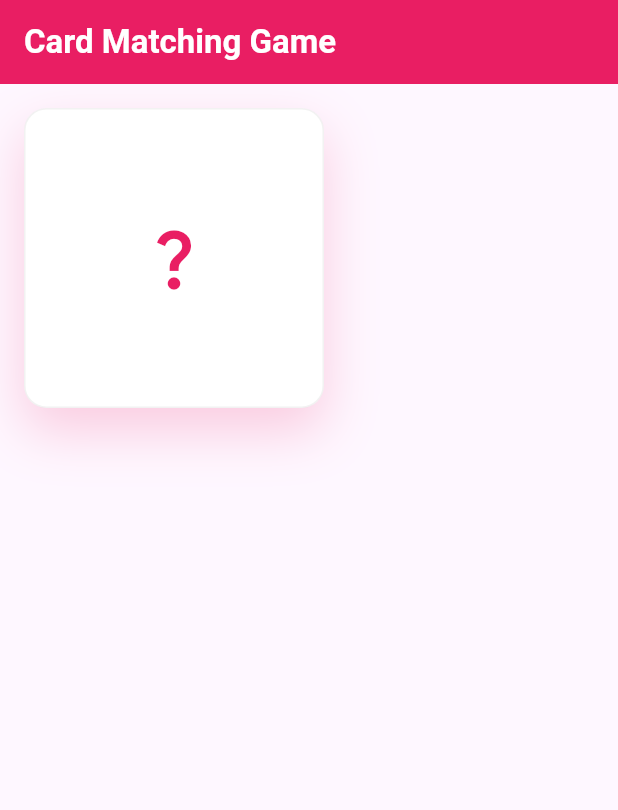
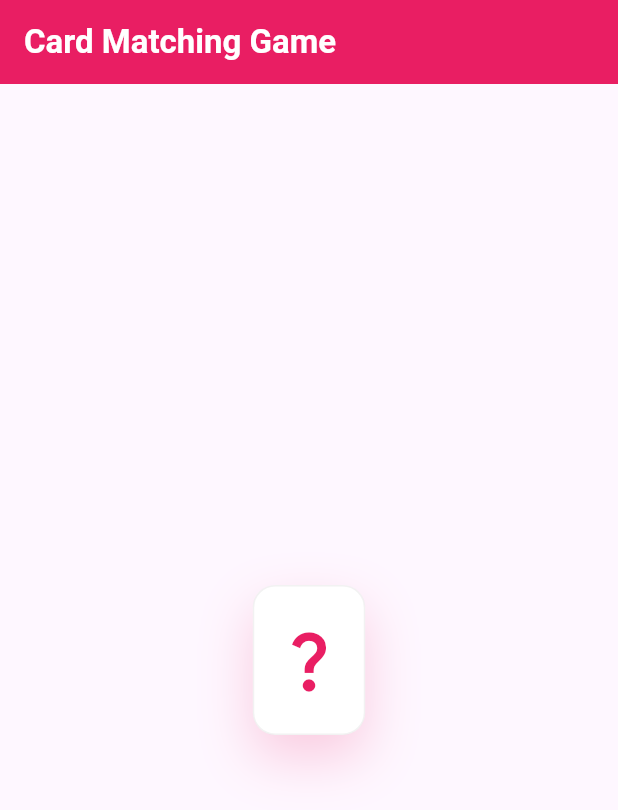
Before and after one commit to bpham30/CardMatch, a Flutter app: the screen it shows after launch, on a phone screen of 412 x 824 dp. Shown: the top 810 px of the screen. Run offline on Flutter 3.47's test engine with Material 3 defaults, Android fonts, the phone set to English and light mode, and no system bars.

Commit message:
added card flip animation w animatinbuilder

```diff
--- a/card_matching/lib/main.dart
+++ b/card_matching/lib/main.dart
@@ -1,3 +1,5 @@
+import 'dart:math';
+
 import 'package:flutter/material.dart';
 
 void main() {
@@ -16,11 +18,18 @@ class MyApp extends StatelessWidget {
       ),
       home: Scaffold(
         appBar: AppBar(
-          title: const Text('Card Matching Game', style: TextStyle(color: Colors.white, fontWeight: FontWeight.bold,)),
+          title: const Text('Card Matching Game',
+              style: TextStyle(
+                color: Colors.white,
+                fontWeight: FontWeight.bold,
+              )),
           backgroundColor: Colors.pink,
         ),
-        body: const Padding( padding:  EdgeInsets.all(16),
-          child:GameCard( icon: Icons.star),
+        body: const Padding(
+          padding: EdgeInsets.all(16),
+          child: Center(
+            child: GameCard(icon: Icons.star),
+          ),
         ),
       ),
     );
@@ -33,7 +42,6 @@ class GameCard extends StatefulWidget {
   final IconData icon;
   const GameCard({super.key, required this.icon});
 
-
   @override
   _GameCardState createState() => _GameCardState();
 }
@@ -43,7 +51,7 @@ class _GameCardState extends State<GameCard> {
   bool isFlipped = false;
 
   //function to flip card state
-  void _flip(){
+  void _flip() {
     setState(() {
       isFlipped = !isFlipped;
     });
@@ -52,14 +60,82 @@ class _GameCardState extends State<GameCard> {
   @override
   Widget build(BuildContext context) {
     return GestureDetector(
+        //flip on tap
         onTap: _flip,
-      child: Container(
-      height: 200,
-      width: 200,
+        //add flip animation with AnimatedBuilder
+        child: AnimatedSwitcher(
+          duration: const Duration(milliseconds: 300),
+          transitionBuilder: (child, animation) {
+            //create rotate animation
+           final rotateAnim = Tween(begin: 0.0, end: 1.0).animate(animation);
+
+            return AnimatedBuilder(
+              animation: rotateAnim,
+              child: child,
+              builder: (context, child) {
+
+              //rotate card based on flip
+              if (isFlipped) {
+                return Transform(
+                  transform: Matrix4.rotationY(pi * rotateAnim.value),
+                  alignment: Alignment.center,
+                  child: child,
+                );
+              } else {
+                return Transform(
+                  transform: Matrix4.rotationY(pi * rotateAnim.value + pi),
+                  alignment: Alignment.center,
+                  child: child,
+                );
+
+              }
+              },
+            );
+            //show card based on flip
+          },
+          child: isFlipped
+          //
+      ? Container(
+          //key to differentiate between widgets
+          key: const ValueKey(true),
+          height: 100,
+          width: 75,
           decoration: BoxDecoration(
             color: Colors.white,
-        border: Border.all(color: Colors.black.withOpacity(.05), width: 1),
             borderRadius: BorderRadius.circular(15),
+            border: Border.all(
+              color: Colors.black.withOpacity(.05),
+              width: 1,
+            ),
+            boxShadow: [
+              BoxShadow(
+                color: Colors.yellow.withOpacity(0.2),
+                spreadRadius: 0,
+                blurRadius: 30,
+                offset: const Offset(0, 15),
+              ),
+            ],
+          ),
+          child: const Center(
+            child: Icon(
+              Icons.star,
+              size: 50,
+              color: Colors.yellow,
+            ),
+          ),
+        )
+      : Container(
+          //key to differentiate between widgets
+          key: const ValueKey(false),
+          height: 100,
+          width: 75,
+          decoration: BoxDecoration(
+            color: Colors.white,
+            borderRadius: BorderRadius.circular(15),
+            border: Border.all(
+              color: Colors.black.withOpacity(.05),
+              width: 1,
+            ),
             boxShadow: [
               BoxShadow(
                 color: Colors.pink.withOpacity(0.2),
@@ -69,24 +145,14 @@ class _GameCardState extends State<GameCard> {
               ),
             ],
           ),
-      child: Center(
-        //show flipped image
-        child: isFlipped
-            ? const Icon(
-                Icons.star,
-                size: 50,
-                color: Colors.yellow,
-              )
-            : const Icon(
+          child: const Center(
+            child: Icon(
               Icons.question_mark,
               size: 50,
               color: Colors.pink,
             ),
           ),
-      //add button to flip the card
-
-    )
-    );
+        ),
+        ));
   }
-
 }
```
Lines whose indentation alone changed are shown as unchanged.
